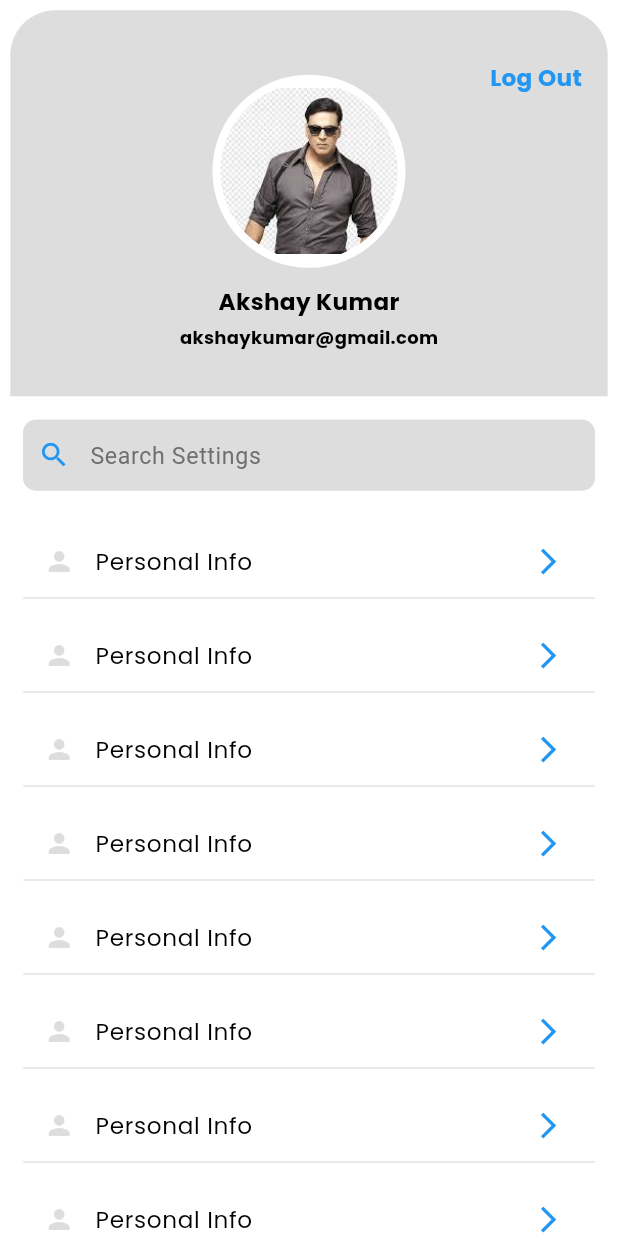
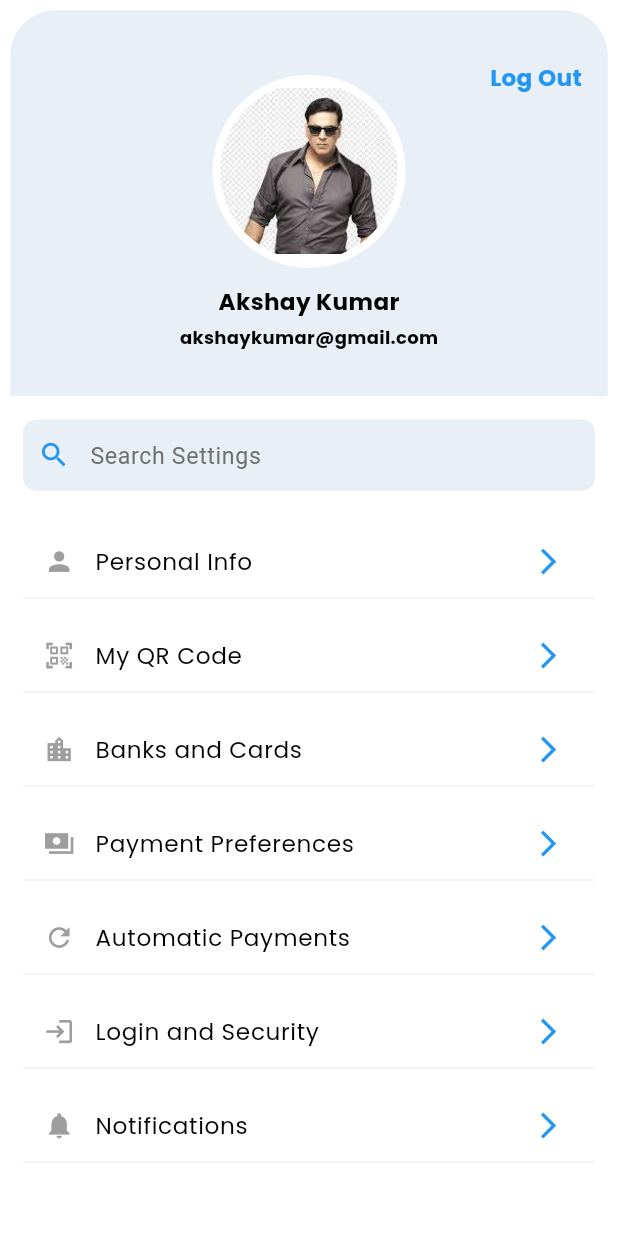
Before and after one commit to UJWALYADAVMOBISOFTSEO/PaymentUI, a Flutter app: the screen it shows after launch, after a tap on "Akshay Kumar", on a phone screen of 412 x 824 dp. Run offline on Flutter 3.47's test engine with Material 3 defaults, Android fonts, the phone set to English and light mode, and no system bars; our stand-ins replace cached_network_image, google_fonts, responsive_framework; missing offline and left inert: simple_ripple_animation.

Commit message:
Navigation and all done p1 done

```diff
--- a/lib/Global/colors.dart
+++ b/lib/Global/colors.dart
@@ -1,6 +1,6 @@
 import 'package:flutter/material.dart';
 
 const Color PRIMARY = Color(0xffB87333);
-const Color GREY = Color(0xffdddddd);
-const Color BLUE = Color(0xff1F51FF);
+const Color GREY = Color(0xffe9eff6);
+const Color BLUE = Color(0xff3A81F1);
 const Color DARKGREY = Color(0xff6f6f6f);
--- /dev/null
+++ b/lib/Modals/AccountModal.dart
@@ -0,0 +1,19 @@
+import 'package:flutter/cupertino.dart';
+import 'package:flutter/material.dart';
+
+class AccountModal {
+  String name;
+  IconData icon;
+
+  AccountModal({required this.name, required this.icon});
+}
+
+List<AccountModal> accountScreenModal = <AccountModal>[
+  AccountModal(name: 'Personal Info', icon: Icons.person),
+  AccountModal(name: 'My QR Code', icon: Icons.qr_code_scanner),
+  AccountModal(name: 'Banks and Cards', icon: Icons.location_city),
+  AccountModal(name: 'Payment Preferences', icon: Icons.payments_sharp),
+  AccountModal(name: 'Automatic Payments', icon: Icons.refresh),
+  AccountModal(name: 'Login and Security', icon: Icons.login),
+  AccountModal(name: 'Notifications', icon: Icons.notifications),
+];
--- a/lib/Screens/Profile.dart
+++ b/lib/Screens/Profile.dart
@@ -1,6 +1,7 @@
 import 'package:flutter/material.dart';
 import 'package:flutter/services.dart';
 import 'package:google_fonts/google_fonts.dart';
+import 'package:paymentapptask/Modals/AccountModal.dart';
 import 'package:paymentapptask/Screens/Payment.dart';
 
 import '../CommonWidgets/image_helper.dart';
@@ -180,11 +181,11 @@ class ProfilePage extends StatelessWidget {
                       ),
                       child: ListTile(
                         leading: Icon(
-                          Icons.person,
-                          color: GREY,
+                          accountScreenModal[index].icon,
+                          color: Colors.grey,
                         ),
                         title: Text(
-                          'Personal Info',
+                          accountScreenModal[index].name,
                           style: GoogleFonts.poppins(
                               fontSize: 18, color: Colors.black),
                         ),
@@ -195,7 +196,7 @@ class ProfilePage extends StatelessWidget {
                       ),
                     ),
                   ),
-                  childCount: 10,
+                  childCount: accountScreenModal.length,
                 ),
               ),
             ],
```
